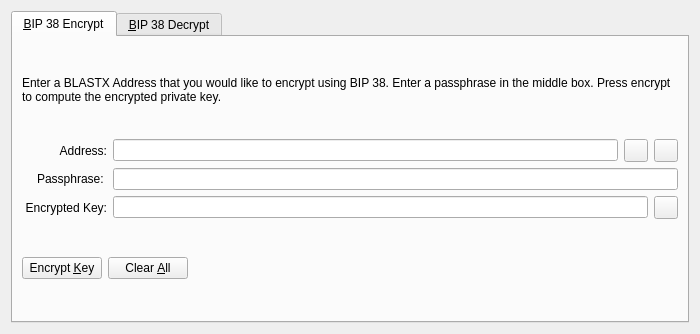
Old version of the form src/qt/forms/bip38tooldialog.ui in the repository BlastX-Core/BlastX.
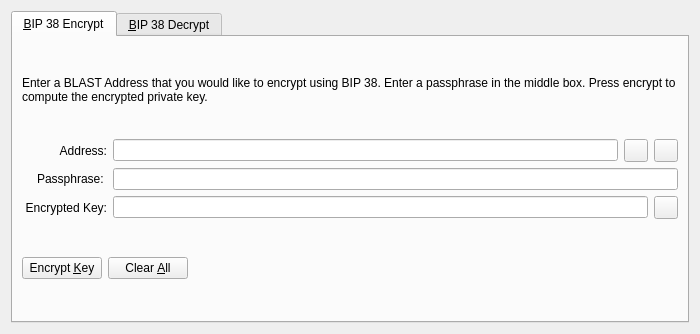
New version of the form. The open tabs and pages were chosen to show the change. Icons and pictures are not drawn. Custom widgets are drawn as their Qt base class.

```diff
--- a/src/qt/forms/bip38tooldialog.ui
+++ b/src/qt/forms/bip38tooldialog.ui
@@ -30,7 +30,7 @@
        <item>
         <widget class="QLabel" name="infoLabel_ENC">
          <property name="text">
-          <string>Enter a BLASTX Address that you would like to encrypt using BIP 38. Enter a passphrase in the middle box. Press encrypt to compute the encrypted private key.</string>
+          <string>Enter a BLAST Address that you would like to encrypt using BIP 38. Enter a passphrase in the middle box. Press encrypt to compute the encrypted private key.</string>
          </property>
          <property name="textFormat">
           <enum>Qt::PlainText</enum>
```
Left out of the diff: 4 changed lines with no effect on the pictures.
